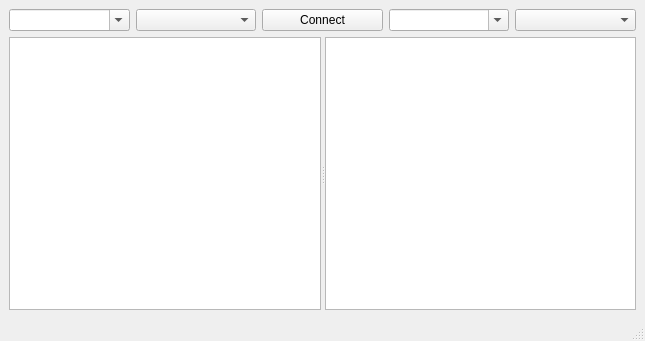
Old version of the form TwoTermSingleScrollArea.ui in the repository markushx/TwoTerm.
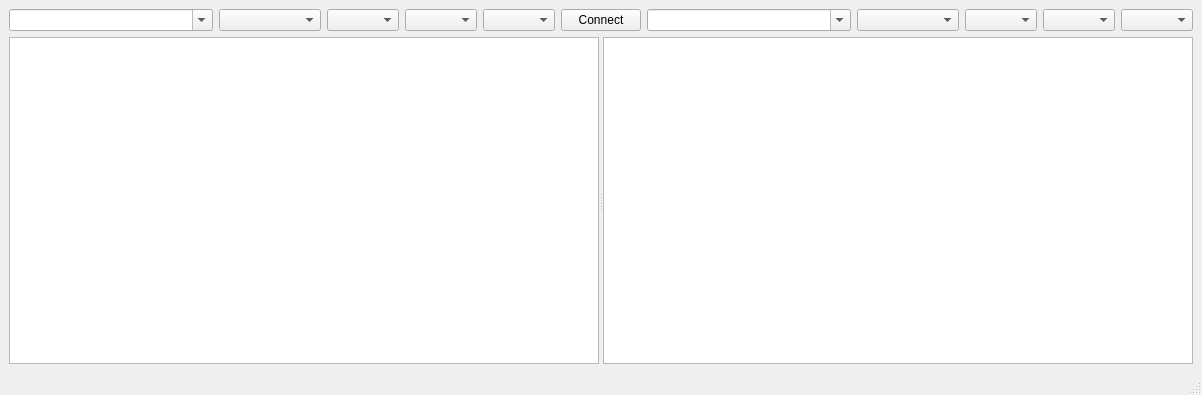
New version of the form.

Commit message: Added widgets for Bytesize, Parity and Stopbits. Not used yet.

```diff
--- a/TwoTermSingleScrollArea.ui
+++ b/TwoTermSingleScrollArea.ui
@@ -6,8 +6,8 @@
    <rect>
     <x>0</x>
     <y>0</y>
-    <width>645</width>
-    <height>341</height>
+    <width>1202</width>
+    <height>395</height>
    </rect>
   </property>
   <property name="windowTitle">
@@ -24,46 +24,129 @@
     <enum>Qt::NoFocus</enum>
    </property>
    <layout class="QGridLayout" name="gridLayout">
-    <item row="0" column="0">
-     <layout class="QVBoxLayout" name="verticalLayout">
-      <item>
-       <layout class="QHBoxLayout" name="horizontalLayoutCombos">
-        <property name="sizeConstraint">
-         <enum>QLayout::SetDefaultConstraint</enum>
-        </property>
-        <item>
-         <widget class="QComboBox" name="comboBoxR">
-          <property name="editable">
-           <bool>true</bool>
+    <item row="1" column="0">
+     <layout class="QGridLayout" name="layoutCombos">
+      <item row="0" column="2">
+       <widget class="QComboBox" name="comboBoxLBytesizes">
+        <property name="sizePolicy">
+         <sizepolicy hsizetype="MinimumExpanding" vsizetype="Fixed">
+          <horstretch>0</horstretch>
+          <verstretch>0</verstretch>
+         </sizepolicy>
           </property>
          </widget>
         </item>
-        <item>
-         <widget class="QComboBox" name="comboBoxLBaudrate"/>
-        </item>
-        <item>
+      <item row="0" column="5">
          <widget class="QPushButton" name="connectButton">
+        <property name="sizePolicy">
+         <sizepolicy hsizetype="Minimum" vsizetype="Fixed">
+          <horstretch>0</horstretch>
+          <verstretch>0</verstretch>
+         </sizepolicy>
+        </property>
           <property name="text">
            <string>Connect</string>
           </property>
          </widget>
         </item>
-        <item>
+      <item row="0" column="0">
+       <widget class="QComboBox" name="comboBoxR">
+        <property name="sizePolicy">
+         <sizepolicy hsizetype="Expanding" vsizetype="Fixed">
+          <horstretch>2</horstretch>
+          <verstretch>0</verstretch>
+         </sizepolicy>
+        </property>
+        <property name="baseSize">
+         <size>
+          <width>0</width>
+          <height>0</height>
+         </size>
+        </property>
+        <property name="editable">
+         <bool>true</bool>
+        </property>
+       </widget>
+      </item>
+      <item row="0" column="8">
+       <widget class="QComboBox" name="comboBoxRBytesizes">
+        <property name="sizePolicy">
+         <sizepolicy hsizetype="MinimumExpanding" vsizetype="Fixed">
+          <horstretch>0</horstretch>
+          <verstretch>0</verstretch>
+         </sizepolicy>
+        </property>
+       </widget>
+      </item>
+      <item row="0" column="6">
          <widget class="QComboBox" name="comboBoxL">
+        <property name="sizePolicy">
+         <sizepolicy hsizetype="Expanding" vsizetype="Fixed">
+          <horstretch>2</horstretch>
+          <verstretch>0</verstretch>
+         </sizepolicy>
+        </property>
           <property name="editable">
            <bool>true</bool>
           </property>
          </widget>
         </item>
-        <item>
-         <widget class="QComboBox" name="comboBoxRBaudrate"/>
-        </item>
-       </layout>
+      <item row="0" column="9">
+       <widget class="QComboBox" name="comboBoxRParity">
+        <property name="sizePolicy">
+         <sizepolicy hsizetype="MinimumExpanding" vsizetype="Fixed">
+          <horstretch>0</horstretch>
+          <verstretch>0</verstretch>
+         </sizepolicy>
+        </property>
+       </widget>
+      </item>
+      <item row="0" column="4">
+       <widget class="QComboBox" name="comboBoxLStopbits"/>
       </item>
+      <item row="0" column="7">
+       <widget class="QComboBox" name="comboBoxRBaudrate">
+        <property name="sizePolicy">
+         <sizepolicy hsizetype="MinimumExpanding" vsizetype="Fixed">
+          <horstretch>1</horstretch>
+          <verstretch>0</verstretch>
+         </sizepolicy>
+        </property>
+       </widget>
+      </item>
+      <item row="0" column="3">
+       <widget class="QComboBox" name="comboBoxLParity">
+        <property name="sizePolicy">
+         <sizepolicy hsizetype="MinimumExpanding" vsizetype="Fixed">
+          <horstretch>0</horstretch>
+          <verstretch>0</verstretch>
+         </sizepolicy>
+        </property>
+       </widget>
+      </item>
+      <item row="0" column="1">
+       <widget class="QComboBox" name="comboBoxLBaudrate">
+        <property name="sizePolicy">
+         <sizepolicy hsizetype="MinimumExpanding" vsizetype="Fixed">
+          <horstretch>1</horstretch>
+          <verstretch>0</verstretch>
+         </sizepolicy>
+        </property>
+        <property name="baseSize">
+         <size>
+          <width>1</width>
+          <height>0</height>
+         </size>
+        </property>
+       </widget>
+      </item>
+      <item row="0" column="10">
+       <widget class="QComboBox" name="comboBoxRStopbits"/>
+      </item>
      </layout>
     </item>
-    <item row="1" column="0">
-     <widget class="QSplitter" name="splitter">
+    <item row="2" column="0">
+     <widget class="QSplitter" name="layoutText">
       <property name="sizePolicy">
        <sizepolicy hsizetype="Expanding" vsizetype="Expanding">
         <horstretch>0</horstretch>
```
Left out of the diff: 2 changed lines with no effect on the pictures. Lines whose indentation alone changed are shown as unchanged. The commit also changes 1 other file.
